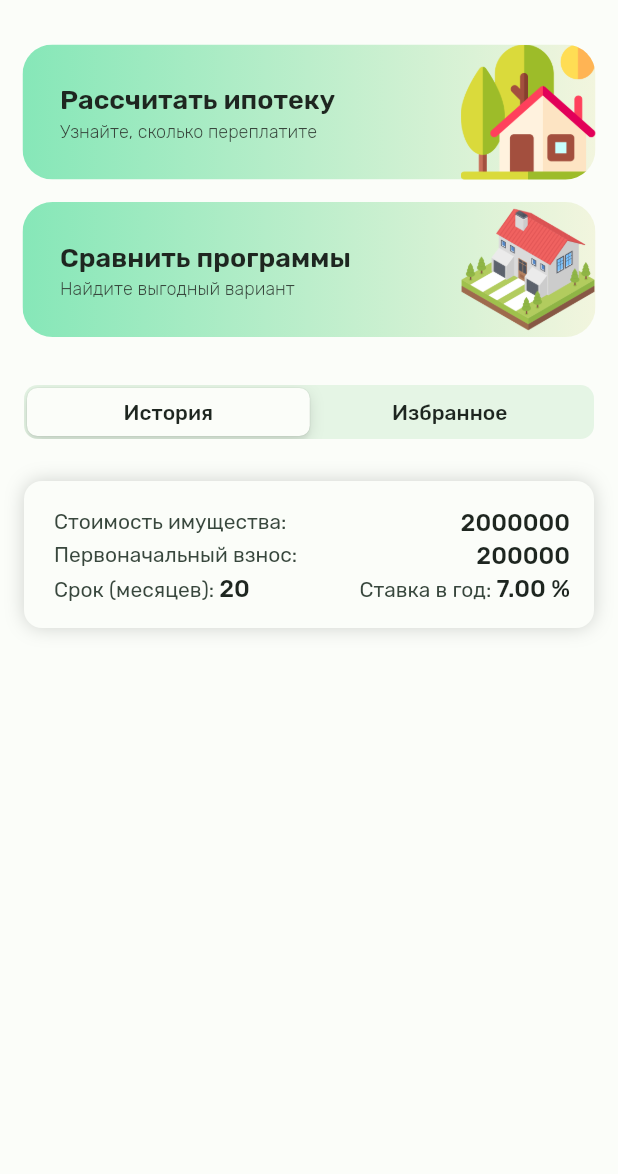
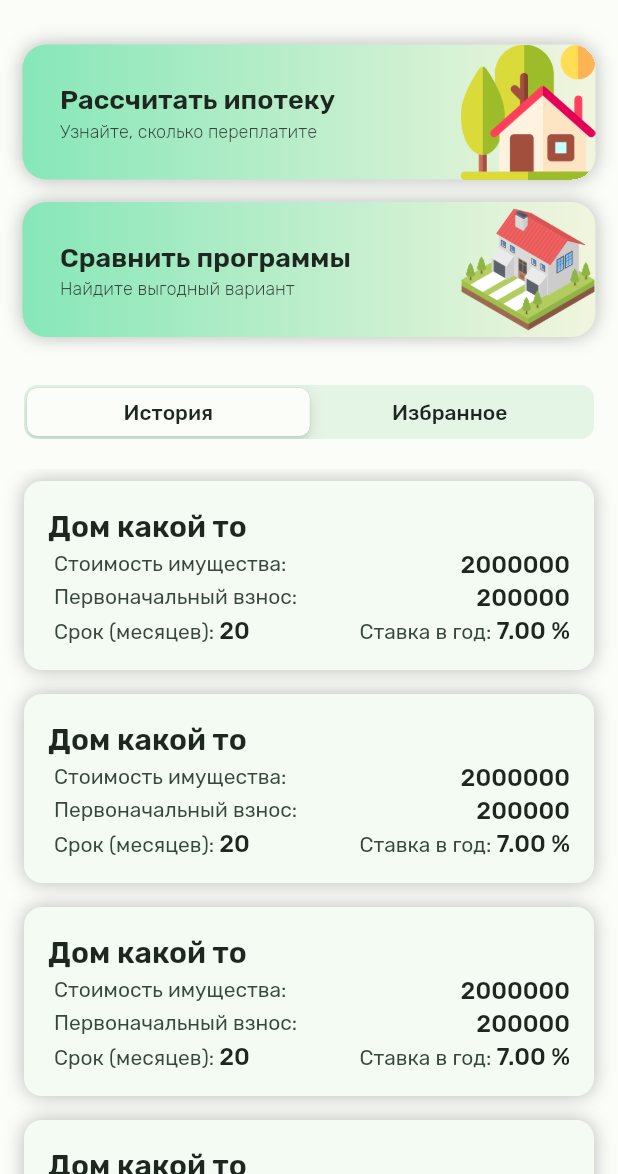
Before and after one commit to 6th-kate/sirius_mortgage, a Flutter app: the screen it shows after launch, on a phone screen of 412 x 824 dp, the part 62-1236 px from its top. Run offline on Flutter 3.47's test engine with Material 3 defaults, Android fonts, the phone set to English and light mode, and no system bars; our stand-ins replace bloc, firebase_core, firebase_crashlytics, fl_chart, flutter_bloc, freezed_annotation and 3 more; accounts and stored records are empty.

Commit message:
Fixed shadows

```diff
--- a/lib/common/widget/mortgage_card.dart
+++ b/lib/common/widget/mortgage_card.dart
@@ -10,15 +10,24 @@ class CompareItem extends StatelessWidget {
   final int? loanTerm;
   final double? rate;
   final void Function()? onTap;
+  final Color? backgroundColor;
 
-  const CompareItem(
-      {super.key, this.title, this.loanAmount, this.downPayment, this.loanTerm, this.rate, this.onTap,});
+  const CompareItem({
+    super.key,
+    this.title,
+    this.loanAmount,
+    this.downPayment,
+    this.loanTerm,
+    this.rate,
+    this.onTap,
+    this.backgroundColor,
+  });
 
   @override
   Widget build(BuildContext context) {
     return Container(
       decoration: BoxDecoration(
-        color: Theme.of(context).cardColor,
+        color: backgroundColor,
         borderRadius: BorderRadius.circular(12),
         boxShadow: [
           BoxShadow(
@@ -36,9 +45,15 @@ class CompareItem extends StatelessWidget {
           child: Padding(
             padding: const EdgeInsets.all(16.0),
             child: Column(
+              crossAxisAlignment: CrossAxisAlignment.start,
               mainAxisSize: MainAxisSize.min,
               children: [
-                title == null ? Text(title!, style: Theme.of(context).textTheme.headlineMedium,) : const SizedBox.shrink(),
+                title == null
+                    ? const SizedBox.shrink()
+                    : Text(
+                        title!,
+                        style: Theme.of(context).textTheme.headlineMedium,
+                      ),
                 Padding(
                   padding: const EdgeInsets.only(left: 4),
                   child: Row(
@@ -101,7 +116,8 @@ class CompareItem extends StatelessWidget {
                           child: Text.rich(
                             TextSpan(
                               text: '${AppLocaleScope.of(context).loanTerm}: ',
-                              style: Theme.of(context).textTheme.bodySmall!.apply(
+                              style:
+                                  Theme.of(context).textTheme.bodySmall!.apply(
                                         color: Theme.of(context)
                                             .extension<ThemeColors>()!
                                             .label,
@@ -109,7 +125,8 @@ class CompareItem extends StatelessWidget {
                               children: <TextSpan>[
                                 TextSpan(
                                   text: loanTerm == null ? '____' : '$loanTerm',
-                                  style: Theme.of(context).textTheme.titleMedium,
+                                  style:
+                                      Theme.of(context).textTheme.titleMedium,
                                 ),
                               ],
                             ),
@@ -122,7 +139,8 @@ class CompareItem extends StatelessWidget {
                           child: Text.rich(
                             TextSpan(
                               text: '${AppLocaleScope.of(context).rate}: ',
-                              style: Theme.of(context).textTheme.bodySmall!.apply(
+                              style:
+                                  Theme.of(context).textTheme.bodySmall!.apply(
                                         color: Theme.of(context)
                                             .extension<ThemeColors>()!
                                             .label,
@@ -132,7 +150,8 @@ class CompareItem extends StatelessWidget {
                                   text: rate == null
                                       ? '____'
                                       : '${rate!.toStringAsFixed(2)} %',
-                                  style: Theme.of(context).textTheme.titleMedium,
+                                  style:
+                                      Theme.of(context).textTheme.titleMedium,
                                 ),
                               ],
                             ),
--- a/lib/features/main/ui/main_screen_button_template.dart
+++ b/lib/features/main/ui/main_screen_button_template.dart
@@ -17,13 +17,24 @@ class MainButtonTemplate extends StatelessWidget {
 
   @override
   Widget build(BuildContext context) {
-    return ClipRRect(
-      borderRadius: BorderRadius.circular(20),
-      child: Container(
+    return Container(
       decoration: BoxDecoration(
-          gradient:
-              Theme.of(context).extension<ThemeGradients>()!.buttonGradient,
+        boxShadow: [
+          BoxShadow(
+            color: Theme.of(context).shadowColor,
+            blurRadius: 10,
+            spreadRadius: 0,
           ),
+        ],
+        borderRadius: BorderRadius.circular(16),
+        gradient: Theme.of(context).extension<ThemeGradients>()!.buttonGradient,
+      ),
+      clipBehavior: Clip.hardEdge,
+      child: Material(
+        color: Colors.transparent,
+        child: InkWell(
+          splashColor: Colors.white24,
+          onTap: onClick ?? () {},
           child: Stack(
             children: [
               Row(
@@ -45,7 +56,8 @@ class MainButtonTemplate extends StatelessWidget {
                           padding: const EdgeInsets.only(left: 25, bottom: 20),
                           child: Text(
                             subtitle,
-                          style: Theme.of(context).textTheme.labelSmall!.apply(
+                            style:
+                                Theme.of(context).textTheme.labelSmall!.apply(
                                       color: Theme.of(context)
                                           .extension<ThemeColors>()!
                                           .label,
@@ -71,20 +83,8 @@ class MainButtonTemplate extends StatelessWidget {
                   ),
                 ],
               ),
-            Positioned(
-              left: 0,
-              right: 0,
-              bottom: 0,
-              top: 0,
-              child: Material(
-                color: Colors.transparent,
-                child: InkWell(
-                  splashColor: Colors.white24,
-                  onTap: onClick ?? () {},
+            ],
           ),
-              ),
-            ),
-          ],
         ),
       ),
     );
--- a/lib/features/main/ui/switch_widget.dart
+++ b/lib/features/main/ui/switch_widget.dart
@@ -48,20 +48,38 @@ class _LeadersWidgetState extends State<LeadersWidget> {
         ),
         Expanded(
           child: ListView.builder(
-            itemCount: 1,
+            itemCount: 10,
             // _groupValue == 0
             //     ? TrendIndexLeaders.buy.length
             //     : TrendIndexLeaders.sell.length,
             itemBuilder: (BuildContext context, int index) {
-              return const Padding(
-                padding: EdgeInsets.symmetric(horizontal: 16.0, vertical: 8.0),
-                child: CompareItem(
-                  title: 'Дом какой то',
-                  loanAmount: 2000000,
-                  downPayment: 200000,
-                  loanTerm: 20,
-                  rate: 7,
-                ),
+              return SingleChildScrollView(
+                child: Padding(
+                    padding: const EdgeInsets.symmetric(
+                        horizontal: 16.0, vertical: 8.0),
+                    child: _groupValue == 0
+                        ? CompareItem(
+                            backgroundColor: Theme.of(context)
+                                .extension<ThemeColors>()!
+                                .history,
+                            key: ValueKey<int>(_groupValue),
+                            title: 'Дом какой то',
+                            loanAmount: 2000000,
+                            downPayment: 200000,
+                            loanTerm: 20,
+                            rate: 7,
+                          )
+                        : CompareItem(
+                            backgroundColor: Theme.of(context)
+                                .extension<ThemeColors>()!
+                                .liked,
+                            key: ValueKey<int>(_groupValue),
+                            title: 'Дом какой то',
+                            loanAmount: 10000,
+                            downPayment: 2543700,
+                            loanTerm: 54,
+                            rate: 3.5,
+                          )),
               );
             },
           ),
--- a/lib/features/theme/model/theme_constants.dart
+++ b/lib/features/theme/model/theme_constants.dart
@@ -111,8 +111,10 @@ abstract class AppColors {
 
   //onCard == buttonTitle
   static const onPrimary = Color(0xFF1E2620);
-  static const shadow = Color(0x331E2620);
+  static const shadow = Color(0x44000000);
   static const label = Color(0xFF38473D);
+  static const veryLightGreen = Color(0xFFF3FBF3);
+  static const likedLight = Color(0xFFFAFBF2);
 
 //when focus/pressed -- cardLabel (label)
   static const radioButton = Color(0xFF607266);
@@ -140,6 +142,9 @@ abstract class AppColorsDark {
   static const background = Color(0xFF262827);
   static const onError = Color(0xFF000000);
   static const shadow = Color(0xFF000000);
+
+  static const likedDark = Color(0xFF454C3E);
+  static const historyDark = Color(0xFF374B41);
 
   static const leftGradient = Color(0xFF609B7E);
   static const rightGradient = Color(0xFFA0A395);
--- a/lib/features/theme/model/theme_extensions.dart
+++ b/lib/features/theme/model/theme_extensions.dart
@@ -48,13 +48,17 @@ class ThemeColors extends ThemeExtension<ThemeColors> {
   final Color label;
   final Color tableLabel;
   final Color switchBackground;
+  final Color history;
+  final Color liked;
 
   const ThemeColors({
     required this.chartColorFirst,
     required this.chartColorSecond,
     required this.label,
     required this.tableLabel,
-    required this.switchBackground
+    required this.switchBackground,
+    required this.history,
+    required this.liked,
   });
 
   @override
@@ -64,6 +68,8 @@ class ThemeColors extends ThemeExtension<ThemeColors> {
     Color? label,
     Color? tableLabel,
     Color? switchBackground,
+    Color? history,
+    Color? liked,
   }) {
     return ThemeColors(
       chartColorFirst: chartColorFirst ?? this.chartColorFirst,
@@ -71,6 +77,8 @@ class ThemeColors extends ThemeExtension<ThemeColors> {
       label: label ?? this.label,
       tableLabel: tableLabel ?? this.tableLabel,
       switchBackground: switchBackground ?? this.switchBackground,
+      history: history ?? this.history,
+      liked: liked ?? this.liked,
     );
   }
 
@@ -89,7 +97,10 @@ class ThemeColors extends ThemeExtension<ThemeColors> {
           Color.lerp(chartColorSecond, other.chartColorSecond, t)!,
       label: Color.lerp(label, other.label, t)!,
       tableLabel: Color.lerp(tableLabel, other.tableLabel, t)!,
-      switchBackground: Color.lerp(switchBackground, other.switchBackground, t)!,
+      switchBackground:
+          Color.lerp(switchBackground, other.switchBackground, t)!,
+      history: Color.lerp(history, other.history, t)!,
+      liked: Color.lerp(liked, other.liked, t)!,
     );
   }
 
@@ -98,7 +109,9 @@ class ThemeColors extends ThemeExtension<ThemeColors> {
         chartColorSecond: AppColors.secondDiagramColor,
         label: AppColors.label,
         tableLabel: AppColors.form,
-      switchBackground: AppColors.switchBackground,
+        switchBackground: AppColors.switchBackground,
+        history: AppColors.veryLightGreen,
+        liked: AppColors.likedLight,
       );
 
   static get dark => const ThemeColors(
@@ -106,6 +119,8 @@ class ThemeColors extends ThemeExtension<ThemeColors> {
         chartColorSecond: AppColorsDark.secondDiagramColor,
         label: AppColorsDark.label,
         tableLabel: AppColorsDark.tableLabel,
-    switchBackground: AppColorsDark.switchBackground,
+        switchBackground: AppColorsDark.switchBackground,
+        history: AppColorsDark.historyDark,
+        liked: AppColorsDark.likedDark,
       );
 }
```
Lines whose indentation alone changed are shown as unchanged.
